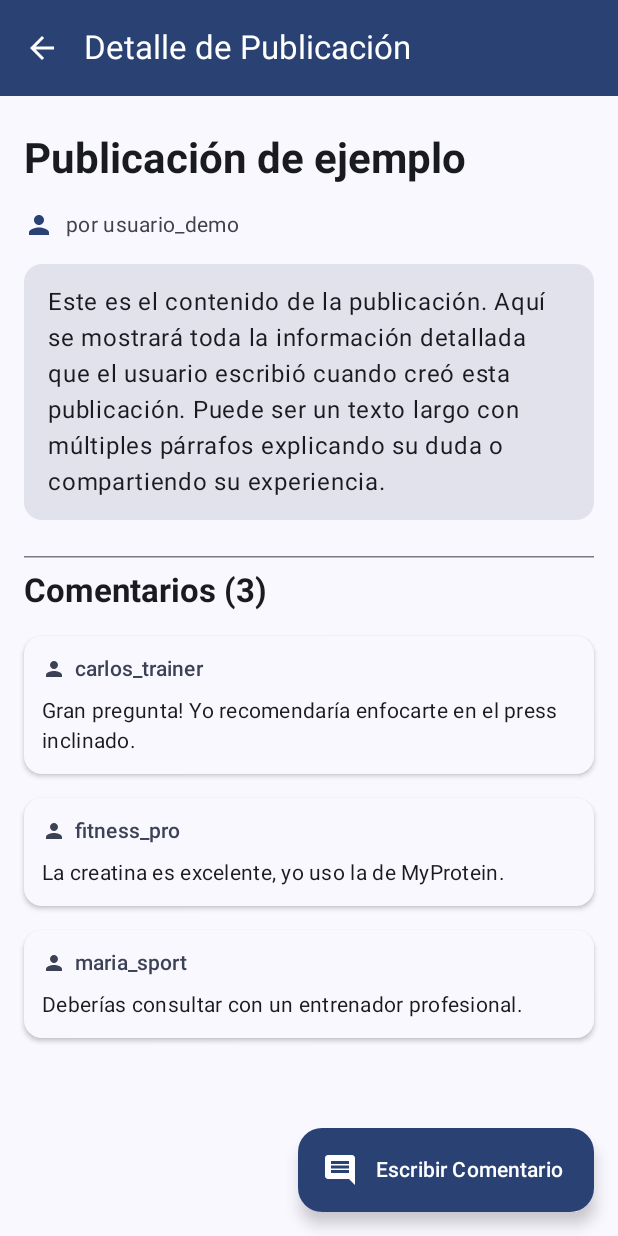
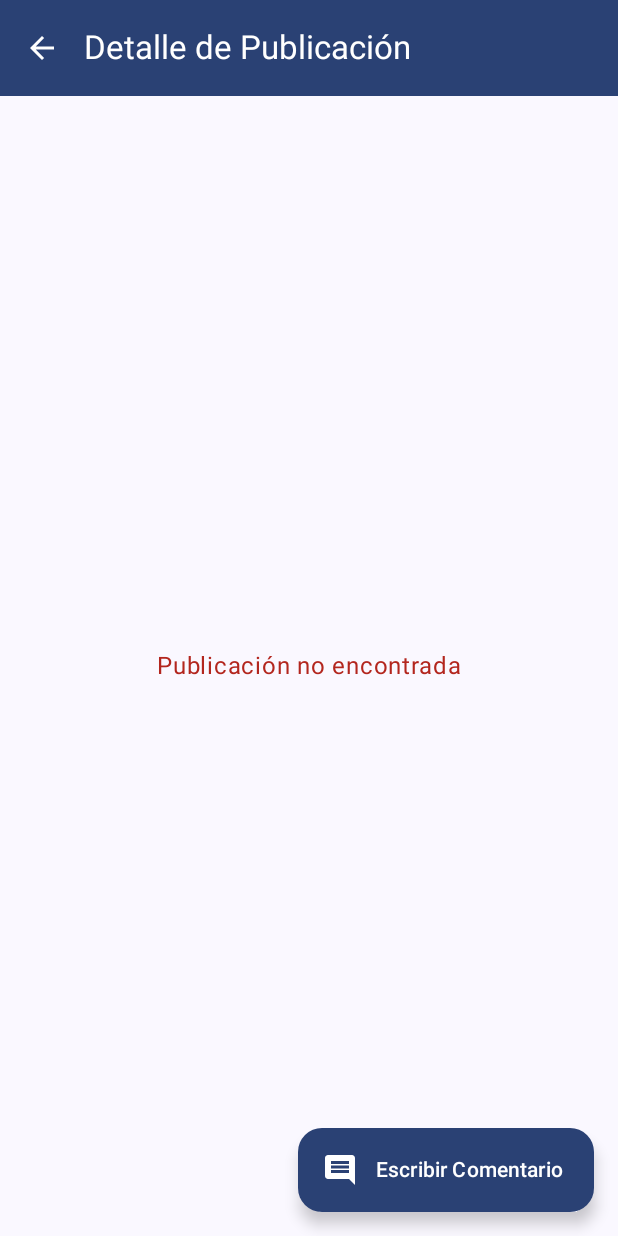
Before and after one commit to Abraham1439/QualifyGymApp_Grupo13, an Android app built with Jetpack Compose: the composable PublicationDetailScreen called with empty values, on a phone screen of 412 x 824 dp. Run offline under Robolectric (Android 15) with nearby library versions, the phone set to English and light mode, and no system bars; our stand-ins replace Room's generated code; 1 statement that could not run was skipped.

Commit message:
Se corrigio el problema de que al momento de publicar algo nuevo este se guarde correctamente

```diff
--- a/QualifyGym_Grupo13/app/src/main/java/com/example/qualifygym_grupo13/navigation/NavGraph.kt
+++ b/QualifyGym_Grupo13/app/src/main/java/com/example/qualifygym_grupo13/navigation/NavGraph.kt
@@ -209,6 +209,8 @@ fun AppNavGraph(
                     val postId = backStackEntry.arguments?.getString(Route.PublicationDetail.ARG_POST_ID).orEmpty()
                     PublicationDetailScreen(
                         postId = postId,
+                        publicacionViewModel = publicacionViewModel,
+                        authViewModel = authViewModel,
                         onBack = { navController.popBackStack() },
                         onWriteComment = { postId ->
                             navController.navigate(Route.WriteCommentOnPost.create(postId))
--- a/QualifyGym_Grupo13/app/src/main/java/com/example/qualifygym_grupo13/ui/screen/PublicationsScreens.kt
+++ b/QualifyGym_Grupo13/app/src/main/java/com/example/qualifygym_grupo13/ui/screen/PublicationsScreens.kt
@@ -11,14 +11,18 @@ import androidx.compose.material.icons.automirrored.filled.Comment
 import androidx.compose.material.icons.filled.Add
 import androidx.compose.material.icons.filled.Person
 import androidx.compose.material3.*
-import androidx.compose.runtime.Composable
-import androidx.compose.runtime.remember
+import androidx.compose.runtime.*
 import androidx.compose.ui.Alignment
 import androidx.compose.ui.Modifier
 import androidx.compose.ui.graphics.Color
+import androidx.compose.ui.platform.LocalContext
 import androidx.compose.ui.text.font.FontWeight
 import androidx.compose.ui.unit.dp
+import com.example.qualifygym_grupo13.data.local.database.AppDatabase
 import com.example.qualifygym_grupo13.data.model.Publicacion
+import java.text.SimpleDateFormat
+import java.util.Date
+import java.util.Locale
 
 @Composable
 fun PublicationsListScreen(
@@ -64,40 +68,49 @@ fun PublicationsListScreen(
 @Composable
 fun PublicationDetailScreen(
     postId: String,
+    publicacionViewModel: com.example.qualifygym_grupo13.ui.viewmodel.PublicacionViewModel? = null,
+    authViewModel: com.example.qualifygym_grupo13.ui.viewmodel.AuthViewModel? = null,
     onBack: () -> Unit,
     onWriteComment: (String) -> Unit = {}
 ) {
-    // Datos de ejemplo basados en el postId
-    val publicacion = remember(postId) {
-        when {
-            postId.contains("101") || postId.contains("pecho") -> Publicacion(
-                id = "101",
-                titulo = "¿Mejor rutina para pecho?",
-                autor = "user123",
-                contenido = "Llevo 3 meses entrenando pecho y no veo progreso significativo. ¿Alguien puede recomendarme una rutina efectiva? He probado con press de banca, aperturas con mancuernas y fondos, pero siento que no estoy haciendo algo bien. ¿Cuántas series y repeticiones recomiendan? ¿Es mejor entrenar pecho dos veces por semana o solo una vez?"
-            )
-            postId.contains("102") || postId.contains("Creatina") -> Publicacion(
-                id = "102",
-                titulo = "Opiniones sobre Creatina Monohidratada",
-                autor = "ana_fit",
-                contenido = "¿Realmente funciona la creatina? ¿Qué marcas recomiendan? He leído opiniones muy divididas. Algunos dicen que es el mejor suplemento después de la proteína, otros dicen que no hace nada. Me gustaría saber sus experiencias personales. ¿Cuánto tiempo tardaron en ver resultados? ¿Tuvieron efectos secundarios?"
-            )
-            else -> Publicacion(
-                id = postId,
-                titulo = "Publicación de ejemplo",
-                autor = "usuario_demo",
-                contenido = "Este es el contenido de la publicación. Aquí se mostrará toda la información detallada que el usuario escribió cuando creó esta publicación. Puede ser un texto largo con múltiples párrafos explicando su duda o compartiendo su experiencia."
-            )
+    val context = LocalContext.current
+    val db = AppDatabase.getInstance(context)
+    val scope = rememberCoroutineScope()
+
+    // Estados para la publicación y comentarios
+    var publicacion by remember { mutableStateOf<com.example.qualifygym_grupo13.data.local.publicacion.PublicacionEntity?>(null) }
+    var autorName by remember { mutableStateOf("Usuario") }
+    var isLoading by remember { mutableStateOf(true) }
+
+    // Obtener comentarios de la base de datos
+    val comentariosDb = publicacionViewModel?.getComentariosByPublicacionId(postId.toLongOrNull() ?: 0)?.collectAsState()?.value ?: emptyList()
+
+    // Cargar publicación y autor
+    LaunchedEffect(postId) {
+        isLoading = true
+        try {
+            val pubId = postId.toLongOrNull()
+            if (pubId != null) {
+                // Obtener publicación
+                publicacion = publicacionViewModel?.getPublicacionById(pubId)
+
+                // Obtener nombre del autor
+                publicacion?.let { pub ->
+                    val user = db.userDao().getById(pub.Usuarios_id_usuario)
+                    autorName = user?.name ?: "Usuario"
+                }
+            }
+        } catch (e: Exception) {
+            // Error al cargar
+        } finally {
+            isLoading = false
         }
     }
 
-    // Comentarios de ejemplo
-    val comentarios = remember {
-        listOf(
-            "Gran pregunta! Yo recomendaría enfocarte en el press inclinado." to "carlos_trainer",
-            "La creatina es excelente, yo uso la de MyProtein." to "fitness_pro",
-            "Deberías consultar con un entrenador profesional." to "maria_sport"
-        )
+    // Función para formatear fecha
+    fun formatDate(timestamp: Long): String {
+        val sdf = SimpleDateFormat("dd/MM/yyyy HH:mm", Locale.getDefault())
+        return sdf.format(Date(timestamp))
     }
 
     Scaffold(
@@ -128,6 +141,31 @@ fun PublicationDetailScreen(
             )
         }
     ) { paddingValues ->
+        if (isLoading) {
+            // Mostrar indicador de carga
+            Box(
+                modifier = Modifier
+                    .fillMaxSize()
+                    .padding(paddingValues),
+                contentAlignment = Alignment.Center
+            ) {
+                CircularProgressIndicator()
+            }
+        } else if (publicacion == null) {
+            // Mostrar mensaje de error si no se encontró la publicación
+            Box(
+                modifier = Modifier
+                    .fillMaxSize()
+                    .padding(paddingValues),
+                contentAlignment = Alignment.Center
+            ) {
+                Text(
+                    text = "Publicación no encontrada",
+                    style = MaterialTheme.typography.bodyLarge,
+                    color = MaterialTheme.colorScheme.error
+                )
+            }
+        } else {
             LazyColumn(
                 modifier = Modifier
                     .fillMaxSize()
@@ -140,14 +178,14 @@ fun PublicationDetailScreen(
                 // Título de la publicación
                 item {
                     Text(
-                    text = publicacion.titulo,
+                        text = publicacion!!.titulo,
                         style = MaterialTheme.typography.headlineMedium,
                         fontWeight = FontWeight.Bold,
                         color = MaterialTheme.colorScheme.onSurface
                     )
                 }
 
-            // Autor
+                // Autor y fecha
                 item {
                     Row(
                         verticalAlignment = Alignment.CenterVertically,
@@ -160,8 +198,13 @@ fun PublicationDetailScreen(
                             modifier = Modifier.size(20.dp)
                         )
                         Text(
-                        text = "por ${publicacion.autor}",
+                            text = "por $autorName",
                             style = MaterialTheme.typography.bodyMedium,
+                            color = MaterialTheme.colorScheme.onSurfaceVariant
+                        )
+                        Text(
+                            text = "• ${formatDate(publicacion!!.fecha)}",
+                            style = MaterialTheme.typography.bodySmall,
                             color = MaterialTheme.colorScheme.onSurfaceVariant
                         )
                     }
@@ -176,7 +219,7 @@ fun PublicationDetailScreen(
                         )
                     ) {
                         Text(
-                        text = publicacion.contenido,
+                            text = publicacion!!.descripcion,
                             style = MaterialTheme.typography.bodyLarge,
                             modifier = Modifier.padding(16.dp),
                             color = MaterialTheme.colorScheme.onSurface
@@ -188,19 +231,63 @@ fun PublicationDetailScreen(
                 item {
                     HorizontalDivider(modifier = Modifier.padding(vertical = 8.dp))
                     Text(
-                    text = "Comentarios (${comentarios.size})",
+                        text = "Comentarios (${comentariosDb.size})",
                         style = MaterialTheme.typography.titleLarge,
                         fontWeight = FontWeight.Bold
                     )
                 }
 
+                // Mostrar comentarios o mensaje si no hay
+                if (comentariosDb.isEmpty()) {
+                    item {
+                        Card(
+                            modifier = Modifier.fillMaxWidth(),
+                            colors = CardDefaults.cardColors(
+                                containerColor = MaterialTheme.colorScheme.surfaceVariant.copy(alpha = 0.5f)
+                            )
+                        ) {
+                            Column(
+                                modifier = Modifier
+                                    .fillMaxWidth()
+                                    .padding(24.dp),
+                                horizontalAlignment = Alignment.CenterHorizontally
+                            ) {
+                                Icon(
+                                    Icons.AutoMirrored.Filled.Comment,
+                                    contentDescription = null,
+                                    tint = MaterialTheme.colorScheme.onSurfaceVariant,
+                                    modifier = Modifier.size(48.dp)
+                                )
+                                Spacer(modifier = Modifier.height(8.dp))
+                                Text(
+                                    text = "No hay comentarios aún",
+                                    style = MaterialTheme.typography.bodyLarge,
+                                    color = MaterialTheme.colorScheme.onSurfaceVariant
+                                )
+                                Text(
+                                    text = "Sé el primero en comentar",
+                                    style = MaterialTheme.typography.bodyMedium,
+                                    color = MaterialTheme.colorScheme.onSurfaceVariant
+                                )
+                            }
+                        }
+                    }
+                } else {
                     // Lista de comentarios
-            items(comentarios.size) { index ->
-                val (comentario, autor) = comentarios[index]
+                    items(comentariosDb) { comentarioEntity ->
+                        var comentarioAutorName by remember { mutableStateOf("Usuario") }
+
+                        LaunchedEffect(comentarioEntity.Usuarios_id_usuario) {
+                            val user = db.userDao().getById(comentarioEntity.Usuarios_id_usuario)
+                            comentarioAutorName = user?.name ?: "Usuario"
+                        }
+
                         CommentCard(
-                    comentario = comentario,
-                    autor = autor
+                            comentario = comentarioEntity.comentario,
+                            autor = comentarioAutorName,
+                            fecha = formatDate(comentarioEntity.fecha_registro)
                         )
+                    }
                 }
 
                 // Espacio al final para el FAB
@@ -208,11 +295,13 @@ fun PublicationDetailScreen(
             }
         }
     }
+}
 
 @Composable
 private fun CommentCard(
     comentario: String,
-    autor: String
+    autor: String,
+    fecha: String = ""
 ) {
     Card(
         modifier = Modifier.fillMaxWidth(),
@@ -226,7 +315,12 @@ private fun CommentCard(
                 .fillMaxWidth()
                 .padding(12.dp)
         ) {
-            // Autor del comentario
+            // Autor del comentario y fecha
+            Row(
+                modifier = Modifier.fillMaxWidth(),
+                horizontalArrangement = Arrangement.SpaceBetween,
+                verticalAlignment = Alignment.CenterVertically
+            ) {
                 Row(
                     verticalAlignment = Alignment.CenterVertically,
                     horizontalArrangement = Arrangement.spacedBy(6.dp)
@@ -245,6 +339,15 @@ private fun CommentCard(
                     )
                 }
 
+                if (fecha.isNotEmpty()) {
+                    Text(
+                        text = fecha,
+                        style = MaterialTheme.typography.bodySmall,
+                        color = MaterialTheme.colorScheme.onSurfaceVariant
+                    )
+                }
+            }
+
             Spacer(modifier = Modifier.height(8.dp))
 
             // Contenido del comentario
```
Also changed, not shown: QualifyGym_Grupo13/app/src/main/java/com/example/qualifygym_grupo13/ui/viewmodel/PublicacionViewModel.kt (+9 -0 lines). Lines whose indentation alone changed are shown as unchanged.
